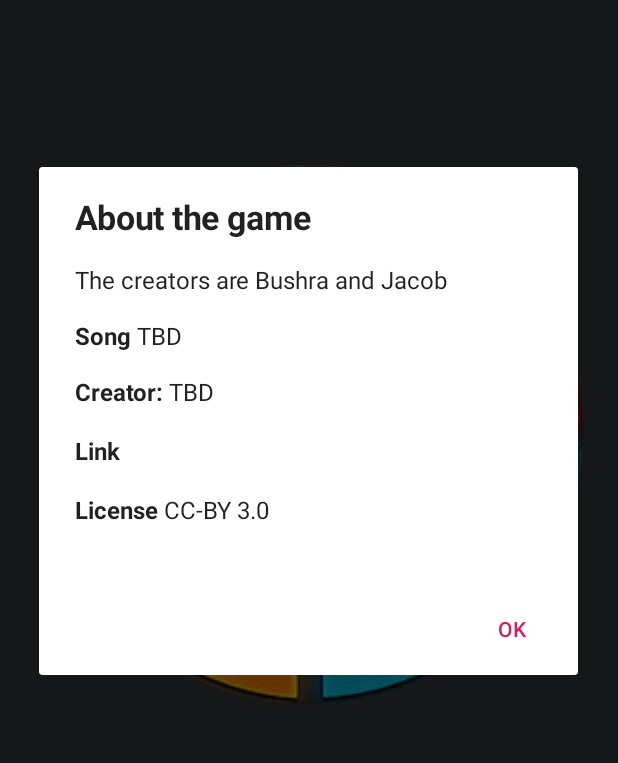
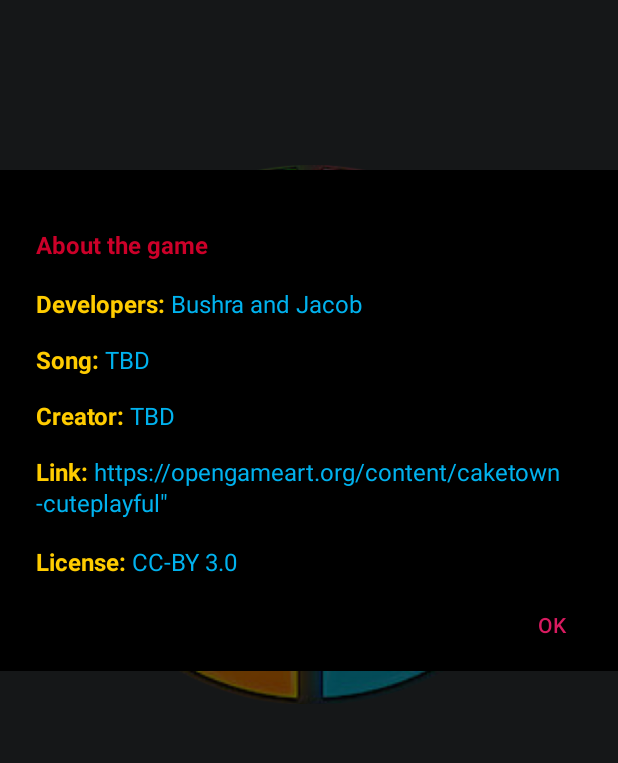
Before and after one commit to jacobgirsky/Simon, an Android app: the screen it shows after launch (MainActivity), after a tap on "ABOUT", on a phone screen of 412 x 824 dp, the part 197-960 px from its top. Run offline under Robolectric (Android 15) with nearby library versions, the phone set to English and light mode, and no system bars.

Commit message:
dialog changes

```diff
--- a/app/src/main/java/com/example/simon/Game3Activity.java
+++ b/app/src/main/java/com/example/simon/Game3Activity.java
@@ -3,6 +3,7 @@ package com.example.simon;
 import android.content.Context;
 import android.content.DialogInterface;
 import android.content.Intent;
+import android.graphics.LightingColorFilter;
 import android.media.AudioManager;
 import android.media.MediaPlayer;
 import android.media.SoundPool;
@@ -267,6 +268,8 @@ public class Game3Activity extends AppCompatActivity {
 
             AlertDialog dialog = builder.create();
             dialog.show();
+            dialog.getWindow().getDecorView().getBackground().setColorFilter(new LightingColorFilter(0xFF000000,0xFFD5D8DC));
+
 
             TextView tv = dialog.findViewById(android.R.id.message); // sets html in TV
             tv.setMovementMethod(LinkMovementMethod.getInstance());
--- a/app/src/main/java/com/example/simon/MainActivity.java
+++ b/app/src/main/java/com/example/simon/MainActivity.java
@@ -2,6 +2,9 @@ package com.example.simon;
 
 import android.app.Dialog;
 import android.content.Intent;
+import android.graphics.Color;
+import android.graphics.LightingColorFilter;
+import android.graphics.drawable.ColorDrawable;
 import android.support.annotation.NonNull;
 import android.support.v4.app.DialogFragment;
 import android.support.v7.app.AlertDialog;
@@ -10,6 +13,7 @@ import android.os.Bundle;
 import android.text.Html;
 import android.text.method.LinkMovementMethod;
 import android.view.View;
+import android.view.WindowManager;
 import android.widget.TextView;
 
 public class MainActivity extends AppCompatActivity implements SingleChoiceDialog.SingleChoiceListener {
@@ -26,6 +30,8 @@ public class MainActivity extends AppCompatActivity implements SingleChoiceDialo
                 DialogFragment singleChoiceDialog = new SingleChoiceDialog();
                 singleChoiceDialog.setCancelable(false);
                 singleChoiceDialog.show(getSupportFragmentManager(), "Single Choice Dialog");
+                //singleChoiceDialog.getDialog().getWindow().setBackgroundDrawableResource(new ColorDrawable(Color.TRANSPARENT));
+
             }
         });
         // add a colorful text to simon_textview with html
@@ -61,14 +67,14 @@ public class MainActivity extends AppCompatActivity implements SingleChoiceDialo
         @Override
         public void onClick(View v) {
             String message = "<html>" +
-                    "<h2>About the game</h2>" +
-                    "<p>The creators are Bushra and Jacob</p>" +
-                    "<p><b>Song</b> TBD</p>" +
-                    "<p><b>Creator:</b> TBD</p>" +
-                    "<p><b>Link</b></p> " +
-                    "<p><https://opengameart.org/content/caketown-cuteplayful</p>"+
-                    "<p><b>License</b> CC-BY 3.0</p>" +
-                    "</html>"; // need to fix html
+                    "<br><font color=#cc0029 size=><b>About the game</b></font><br><br>" +
+                    "<font color=#ffcc00><b>Developers: </b></font><font color=#00B2EE> Bushra and Jacob</font><br><br>" +
+                    "<font color=#ffcc00><b>Song: </b></font><font color=#00B2EE> TBD</font><br><br>" +
+                    "<font color=#ffcc00><b>Creator: </b></font><font color=#00B2EE> TBD</font><br><br>" +
+                    "<font color=#ffcc00><b>Link: </b></font><font color=#00B2EE>"+
+                    "   https://opengameart.org/content/caketown-cuteplayful\"</font><br><br>"+
+                    "<font color=#ffcc00><b>License: </b></font><font color=#00B2EE> CC-BY 3.0</font>" +
+                    "</html>";
 
 
             AlertDialog.Builder builder = new AlertDialog.Builder(v.getContext());
@@ -77,6 +83,7 @@ public class MainActivity extends AppCompatActivity implements SingleChoiceDialo
 
             AlertDialog dialog = builder.create();
             dialog.show();
+            dialog.getWindow().setBackgroundDrawableResource(android.R.color.background_dark);
 
             TextView tv = dialog.findViewById(android.R.id.message); // sets html in TV
             tv.setMovementMethod(LinkMovementMethod.getInstance());
--- a/app/src/main/java/com/example/simon/SingleChoiceDialog.java
+++ b/app/src/main/java/com/example/simon/SingleChoiceDialog.java
@@ -8,6 +8,7 @@ import android.os.Bundle;
 import android.support.annotation.NonNull;
 import android.support.annotation.Nullable;
 import android.support.v4.app.DialogFragment;
+import android.view.View;
 
 public class SingleChoiceDialog extends DialogFragment {
 
@@ -35,6 +36,7 @@ public class SingleChoiceDialog extends DialogFragment {
     public Dialog onCreateDialog(Bundle savedInstanceState) {
 
         AlertDialog.Builder builder = new AlertDialog.Builder(getActivity());
+        //View mView = getLayoutInflater().inflate(R.layout.play_dialog, null);
 
         final String[] list = getActivity().getResources().getStringArray(R.array.choice_items);
 
@@ -55,6 +57,7 @@ public class SingleChoiceDialog extends DialogFragment {
                 mListener.onNegativeButtonClicked();
             }
         });
+        //builder.setView(mView);
         return builder.create();
     }
 }
```
Also changed, not shown: app/src/main/java/com/example/simon/Game1Activity.java (+13 -38 lines), app/src/main/res/layout/play_dialog.xml (added, +19 -0 lines).
